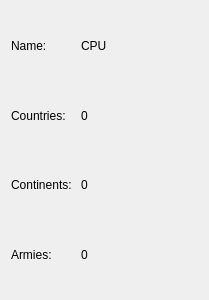
Old version of the form gui/playerinfowidget.ui in the repository TaimoorRana/Risk.
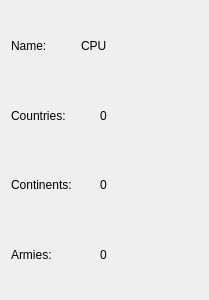
New version of the form.

```diff
--- a/gui/playerinfowidget.ui
+++ b/gui/playerinfowidget.ui
@@ -64,21 +64,21 @@
        </property>
       </widget>
      </item>
-     <item>
+     <item alignment="Qt::AlignRight">
       <widget class="QLabel" name="countriesValueLabel">
        <property name="text">
         <string>0</string>
        </property>
       </widget>
      </item>
-     <item>
+     <item alignment="Qt::AlignRight">
       <widget class="QLabel" name="continentsValueLabel">
        <property name="text">
         <string>0</string>
        </property>
       </widget>
      </item>
-     <item>
+     <item alignment="Qt::AlignRight">
       <widget class="QLabel" name="armiesValueLabel">
        <property name="text">
         <string>0</string>
```
Left out of the diff: 2 changed lines with no effect on the pictures.
